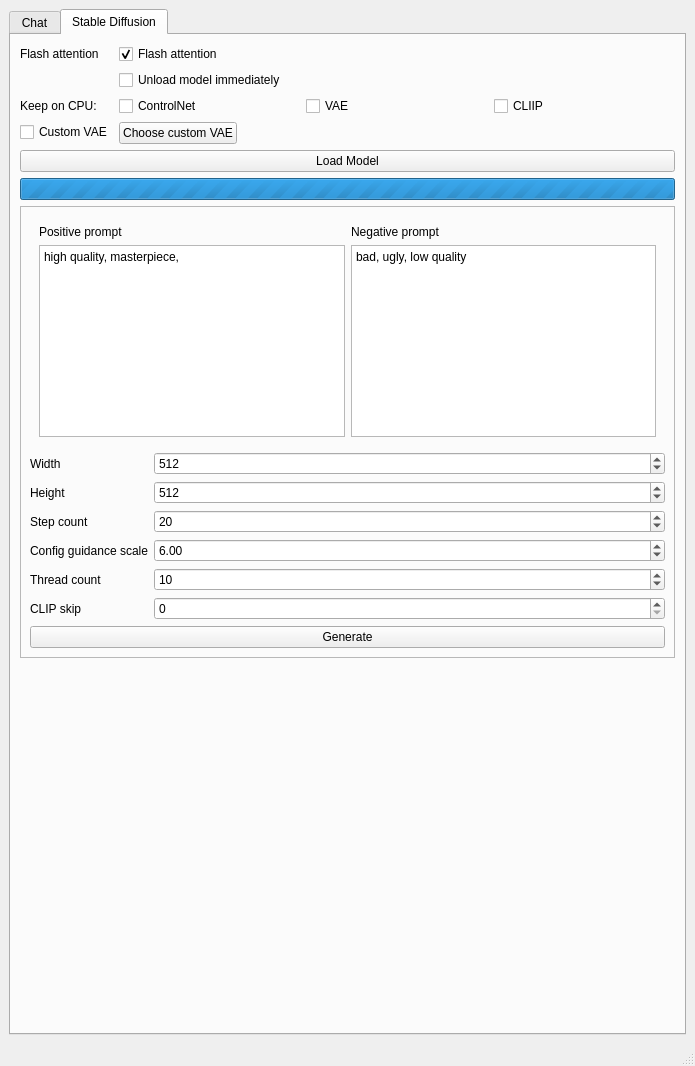
This is AIOneQTWidgets/mainwindow.ui in Iemand005/Singularity as Qt 5 draws it before an edit. The edited form follows.
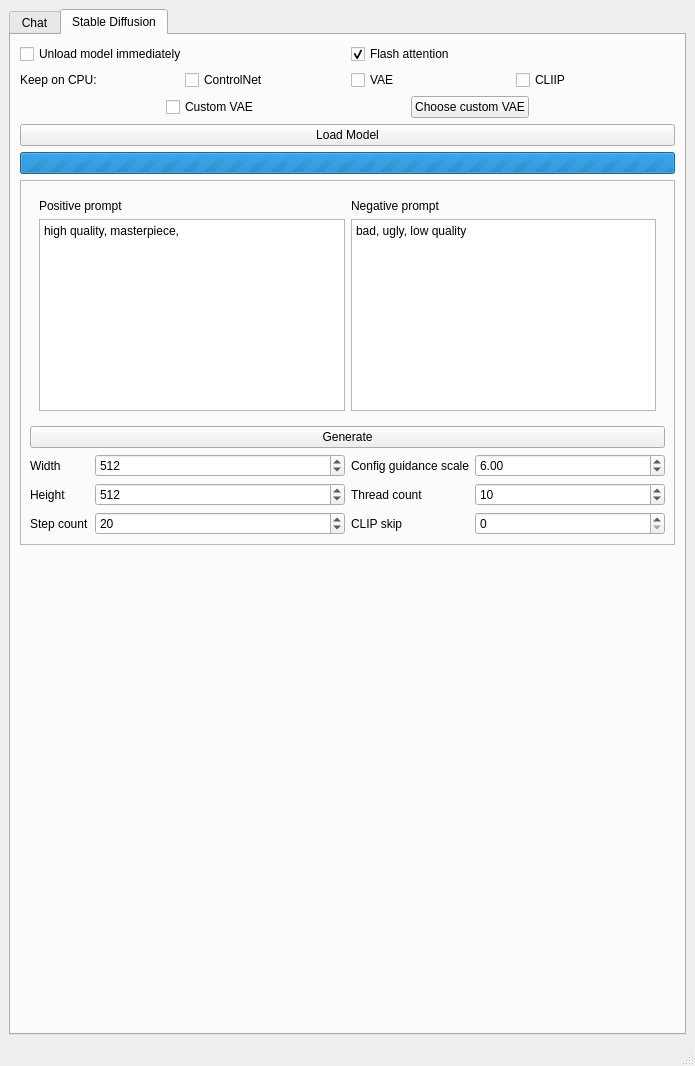
This is the edited form.

```diff
--- a/AIOneQTWidgets/mainwindow.ui
+++ b/AIOneQTWidgets/mainwindow.ui
@@ -279,15 +279,17 @@
        </attribute>
        <layout class="QVBoxLayout" name="verticalLayout">
         <item>
-         <layout class="QFormLayout" name="formLayout_2">
-          <item row="0" column="0">
-           <widget class="QLabel" name="label_4">
+         <layout class="QVBoxLayout" name="verticalLayout_9">
+          <item>
+           <layout class="QHBoxLayout" name="horizontalLayout_7">
+            <item>
+             <widget class="QCheckBox" name="freeParamsBox">
             <property name="text">
-             <string>Flash attention</string>
+               <string>Unload model immediately</string>
             </property>
            </widget>
           </item>
-          <item row="0" column="1">
+            <item>
            <widget class="QCheckBox" name="flashAttentionBox">
             <property name="text">
              <string>Flash attention</string>
@@ -297,8 +299,17 @@
             </property>
            </widget>
           </item>
-          <item row="2" column="1">
+           </layout>
+          </item>
+          <item>
            <layout class="QHBoxLayout" name="horizontalLayout_6">
+            <item>
+             <widget class="QLabel" name="label_5">
+              <property name="text">
+               <string>Keep on CPU:</string>
+              </property>
+             </widget>
+            </item>
             <item>
              <widget class="QCheckBox" name="controlNetOnCpuBox">
               <property name="text">
@@ -322,40 +333,36 @@
             </item>
            </layout>
           </item>
-          <item row="2" column="0">
-           <widget class="QLabel" name="label_5">
-            <property name="text">
-             <string>Keep on CPU:</string>
-            </property>
-           </widget>
-          </item>
-          <item row="1" column="1">
-           <widget class="QCheckBox" name="freeParamsBox">
-            <property name="text">
-             <string>Unload model immediately</string>
-            </property>
-           </widget>
-          </item>
-          <item row="3" column="1">
-           <widget class="QPushButton" name="vaeButton">
-            <property name="sizePolicy">
-             <sizepolicy hsizetype="Maximum" vsizetype="Fixed">
-              <horstretch>0</horstretch>
-              <verstretch>0</verstretch>
-             </sizepolicy>
-            </property>
-            <property name="text">
-             <string>Choose custom VAE</string>
-            </property>
-           </widget>
-          </item>
-          <item row="3" column="0">
+          <item>
+           <layout class="QHBoxLayout" name="horizontalLayout_8">
+            <item>
            <widget class="QCheckBox" name="customVaeBox">
+              <property name="sizePolicy">
+               <sizepolicy hsizetype="Maximum" vsizetype="Fixed">
+                <horstretch>0</horstretch>
+                <verstretch>0</verstretch>
+               </sizepolicy>
+              </property>
             <property name="text">
              <string>Custom VAE</string>
             </property>
            </widget>
           </item>
+            <item>
+             <widget class="QPushButton" name="vaeButton">
+              <property name="sizePolicy">
+               <sizepolicy hsizetype="Maximum" vsizetype="Fixed">
+                <horstretch>0</horstretch>
+                <verstretch>0</verstretch>
+               </sizepolicy>
+              </property>
+              <property name="text">
+               <string>Choose custom VAE</string>
+              </property>
+             </widget>
+            </item>
+           </layout>
+          </item>
          </layout>
         </item>
         <item>
@@ -470,6 +477,21 @@
             </widget>
            </item>
            <item>
+            <widget class="QPushButton" name="generateButton">
+             <property name="sizePolicy">
+              <sizepolicy hsizetype="Expanding" vsizetype="Fixed">
+               <horstretch>0</horstretch>
+               <verstretch>0</verstretch>
+              </sizepolicy>
+             </property>
+             <property name="text">
+              <string>Generate</string>
+             </property>
+            </widget>
+           </item>
+           <item>
+            <layout class="QHBoxLayout" name="horizontalLayout_9">
+             <item>
             <layout class="QFormLayout" name="formLayout">
              <item row="0" column="0">
               <widget class="QLabel" name="widthLabel">
@@ -512,14 +534,25 @@
                </property>
               </widget>
              </item>
-             <item row="3" column="0">
+               <item row="2" column="1">
+                <widget class="QSpinBox" name="stepCountInput">
+                 <property name="value">
+                  <number>20</number>
+                 </property>
+                </widget>
+               </item>
+              </layout>
+             </item>
+             <item>
+              <layout class="QFormLayout" name="formLayout_2">
+               <item row="0" column="0">
               <widget class="QLabel" name="cfgLabel">
                <property name="text">
                 <string>Config guidance scale</string>
                </property>
               </widget>
              </item>
-             <item row="3" column="1">
+               <item row="0" column="1">
               <widget class="QDoubleSpinBox" name="cfgInput">
                <property name="singleStep">
                 <double>0.500000000000000</double>
@@ -529,21 +562,21 @@
                </property>
               </widget>
              </item>
-             <item row="4" column="0">
+               <item row="1" column="0">
               <widget class="QLabel" name="nThreadLabel">
                <property name="text">
                 <string>Thread count</string>
                </property>
               </widget>
              </item>
-             <item row="4" column="1">
+               <item row="1" column="1">
               <widget class="QSpinBox" name="nThreadInput">
                <property name="value">
                 <number>10</number>
                </property>
               </widget>
              </item>
-             <item row="5" column="0">
+               <item row="2" column="0">
               <widget class="QLabel" name="clipSkipLabel">
                <property name="text">
                 <string>CLIP skip</string>
@@ -551,29 +584,11 @@
               </widget>
              </item>
              <item row="2" column="1">
-              <widget class="QSpinBox" name="stepCountInput">
-               <property name="value">
-                <number>20</number>
-               </property>
-              </widget>
-             </item>
-             <item row="5" column="1">
               <widget class="QSpinBox" name="clipSkipInput"/>
              </item>
             </layout>
            </item>
-           <item>
-            <widget class="QPushButton" name="generateButton">
-             <property name="sizePolicy">
-              <sizepolicy hsizetype="Expanding" vsizetype="Fixed">
-               <horstretch>0</horstretch>
-               <verstretch>0</verstretch>
-              </sizepolicy>
-             </property>
-             <property name="text">
-              <string>Generate</string>
-             </property>
-            </widget>
+            </layout>
            </item>
           </layout>
          </widget>
```
Left out of the diff: 4 changed lines with no effect on the pictures. Lines whose indentation alone changed are shown as unchanged.
